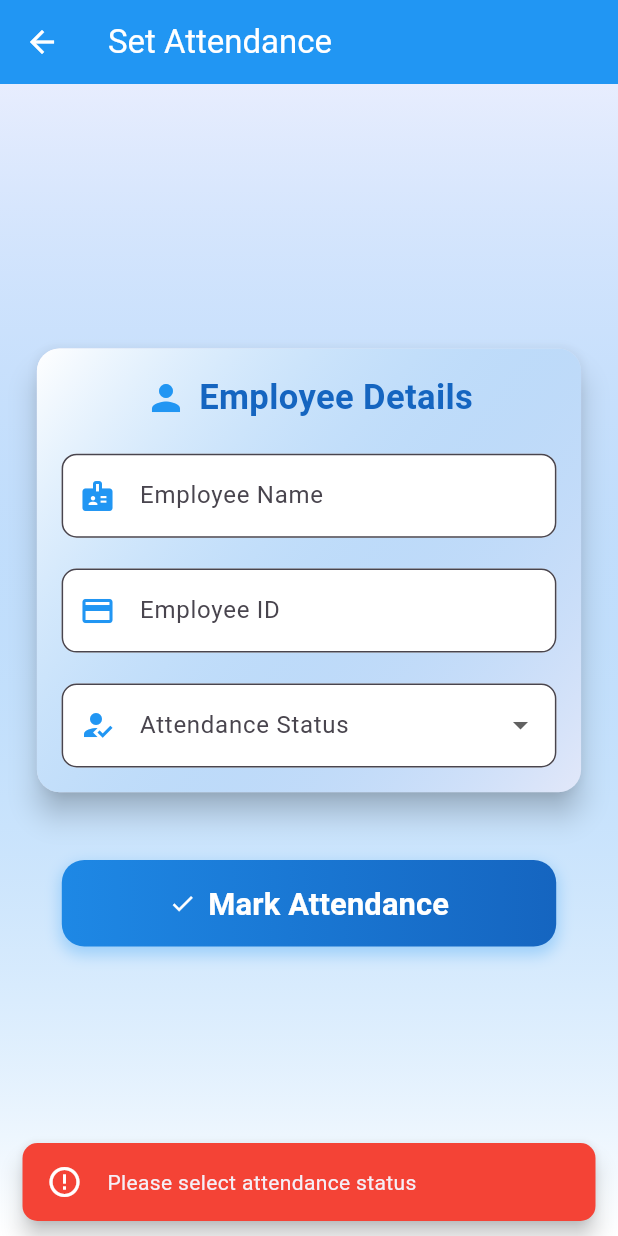
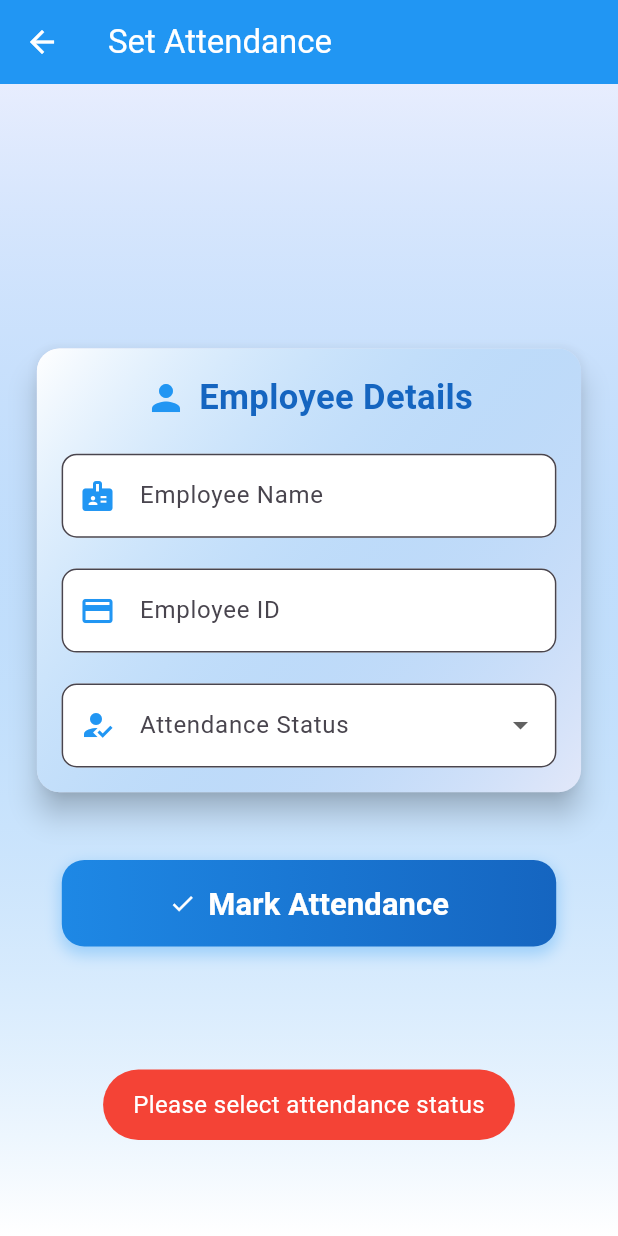
Before and after one commit to LegendKomal/attendance, a Flutter app: the SetAttendance screen opened directly with empty values, after a tap on "Mark Attendance", on a phone screen of 412 x 824 dp. Run offline on Flutter 3.47's test engine with Material 3 defaults, Android fonts, the phone set to English and light mode, and no system bars; our stand-ins replace fluttertoast, shared_preferences, table_calendar; accounts and stored records are empty.

Commit message:
addition of toast in set attendance page

```diff
--- a/lib/screens/set_attendance.dart
+++ b/lib/screens/set_attendance.dart
@@ -1,5 +1,6 @@
 import 'package:attendance/screens/login.dart';
 import 'package:flutter/material.dart';
+import 'package:fluttertoast/fluttertoast.dart';
 import 'package:shared_preferences/shared_preferences.dart';
 
 class SetAttendance extends StatefulWidget {
@@ -49,21 +50,13 @@ class _SetAttendanceState extends State<SetAttendance> {
 
   void _markAttendance() async {
   if (_selectedAttendanceStatus == null) {
-      ScaffoldMessenger.of(context).showSnackBar(
-        SnackBar(
-          content: Row(
-            children: [
-              Icon(Icons.error_outline, color: Colors.white),
-              SizedBox(width: MediaQuery.of(context).size.height * 0.02),
-              Text('Please select attendance status'),
-            ],
-          ),
+    Fluttertoast.showToast(
+      msg: "Please select attendance status",
+      toastLength: Toast.LENGTH_SHORT,
+      gravity: ToastGravity.BOTTOM,
       backgroundColor: Colors.red,
-          behavior: SnackBarBehavior.floating,
-          shape: RoundedRectangleBorder(
-            borderRadius: BorderRadius.circular(10),
-          ),
-        ),
+      textColor: Colors.white,
+      fontSize: 16.0,
     );
     return;
   }
@@ -78,10 +71,12 @@ class _SetAttendanceState extends State<SetAttendance> {
         children: [
           Icon(Icons.help_outline, color: Colors.blue),
           SizedBox(width: MediaQuery.of(context).size.height * 0.01),
-            Text('Confirm Attendance',
+          Text(
+            'Confirm Attendance',
             style: TextStyle(
-              fontSize: MediaQuery.of(context).size.height * 0.025
-            ),),
+              fontSize: MediaQuery.of(context).size.height * 0.025,
+            ),
+          ),
         ],
       ),
       content: Text(
@@ -101,21 +96,13 @@ class _SetAttendanceState extends State<SetAttendance> {
         ElevatedButton(
           onPressed: () {
             Navigator.of(context).pop();
-              ScaffoldMessenger.of(context).showSnackBar(
-                SnackBar(
-                  content: Row(
-                    children: [
-                      Icon(Icons.check_circle, color: Colors.white),
-                      SizedBox(width: MediaQuery.of(context).size.height * 0.02),
-                      Text('Attendance marked successfully'),
-                    ],
-                  ),
+            Fluttertoast.showToast(
+              msg: "Attendance marked successfully",
+              toastLength: Toast.LENGTH_SHORT,
+              gravity: ToastGravity.BOTTOM,
               backgroundColor: Colors.green,
-                  behavior: SnackBarBehavior.floating,
-                  shape: RoundedRectangleBorder(
-                    borderRadius: BorderRadius.circular(10),
-                  ),
-                ),
+              textColor: Colors.white,
+              fontSize: 16.0,
             );
             Navigator.pushAndRemoveUntil(
               context,
@@ -135,6 +122,7 @@ class _SetAttendanceState extends State<SetAttendance> {
     ),
   );
 }
+
 
 
   @override
```
Lines whose indentation alone changed are shown as unchanged.
